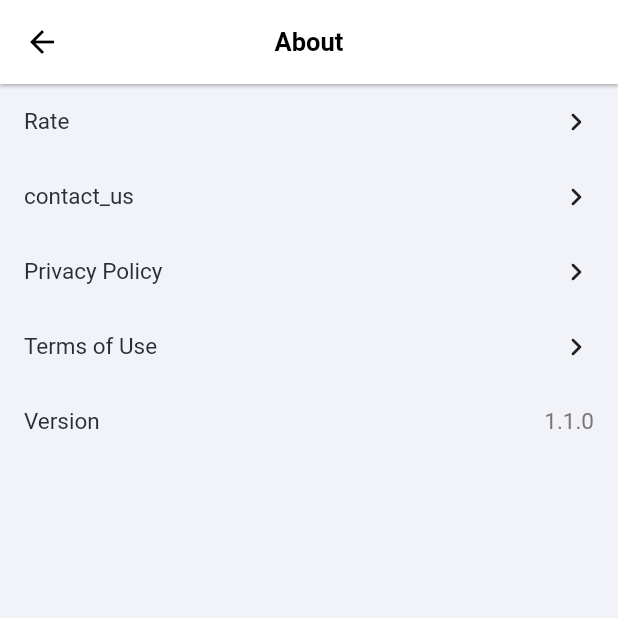
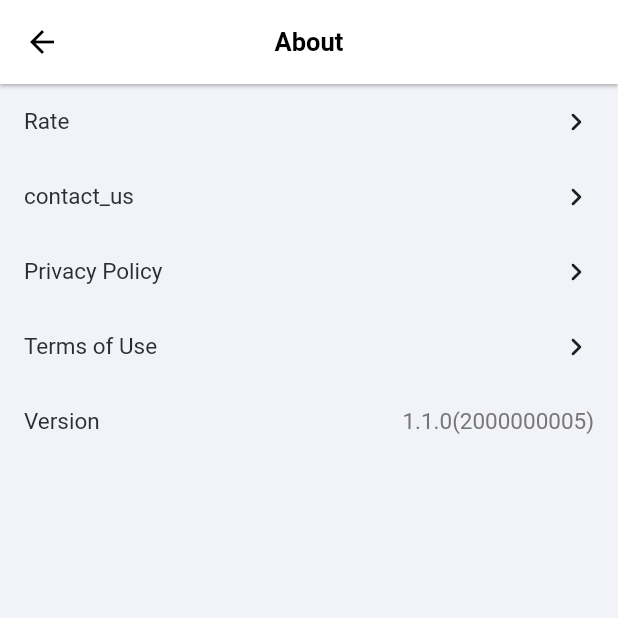
Before and after one commit to ginhoor/TopOne, a Flutter app: the IndexPage screen opened directly, after a tap on the "settings" icon, on a phone screen of 412 x 824 dp, the top half of it. Run offline on Flutter 3.47's test engine with Material 2 defaults, Android fonts, the phone set to English and light mode, and no system bars; our stand-ins replace cached_network_image, connectivity_plus, device_info_plus, dio, easy_localization, firebase_analytics and 12 more; missing offline and left inert: flutter_downloader, flutter_tool_kit, gh_tool_package; accounts and stored records are empty; network calls fail; statements that could not run were skipped.

Commit message:
feat: 更新build num

```diff
--- a/lib/model/history_page_vm.dart
+++ b/lib/model/history_page_vm.dart
@@ -134,7 +134,7 @@ class HistoryPageVM extends ChangeNotifier {
   }
 
   void registerDownloaderCallback() {
-    FlutterDownloader.registerCallback(downloadCallback, step: 1);
+    FlutterDownloader.registerCallback(downloadCallback, step: 5);
   }
 
   @pragma('vm:entry-point')
--- a/lib/module/index/index_page_vm.dart
+++ b/lib/module/index/index_page_vm.dart
@@ -118,7 +118,7 @@ class IndexPageVM extends ChangeNotifier {
   }
 
   void registerDownloaderCallback() {
-    FlutterDownloader.registerCallback(downloadCallback, step: 1);
+    FlutterDownloader.registerCallback(downloadCallback, step: 5);
   }
 
   @pragma('vm:entry-point')
--- a/lib/module/settings/settings_page.dart
+++ b/lib/module/settings/settings_page.dart
@@ -71,7 +71,8 @@ class _SettingsPageState extends State<SettingsPage> {
 
   Widget get versionCell {
     String version = AppInfoModule.instance.appVersion;
-    if (kDebugMode) version += '(${AppInfoModule.instance.sysInfo?.shortVer}) Debug';
+    version += "(${AppInfoModule.instance.sysInfo?.shortVer ?? ""})";
+    if (kDebugMode) version += ' Debug';
 
     return Padding(
       padding: EdgeInsets.only(left: dPadding, right: dPadding),
--- a/pubspec.yaml
+++ b/pubspec.yaml
@@ -1,7 +1,7 @@
 name: top_one
 description: A new Flutter project.
 publish_to: "none" # Remove this line if you wish to publish to pub.dev
-version: 1.1.0+2000000003
+version: 1.1.0+2000000005
 
 environment:
   sdk: ">=2.18.6 <3.0.0"
@@ -29,6 +29,7 @@ dependencies:
   dio: ^5.2.1+1
   flutter_downloader: ^1.10.4
   connectivity_plus: ^4.0.1
+  # background_downloader: ^7.4.1
 
   firebase_crashlytics: ^3.0.11
   firebase_analytics: ^10.1.0
```
